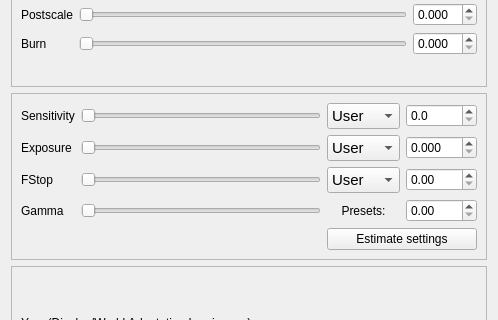
Old version of the form qtgui/tonemap.ui in the repository sungsoo/luxrender-lux; both pictures show x 0 to 498 and y 96 to 416 of the 498 by 544 pixel window.
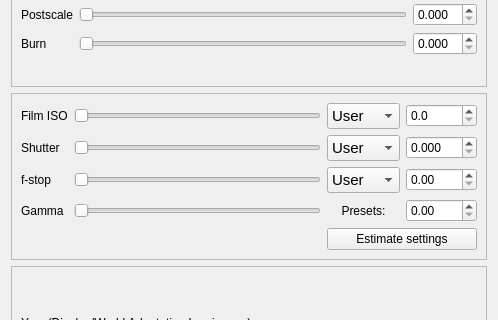
New version of the form.

Commit message: Changed Linear tonemapper labels to be more accurate. Updated CRF list to use the manufacturers names. Moved some log messages to the DEBUG section.

Diff of the .ui file:
```diff
--- a/qtgui/tonemap.ui
+++ b/qtgui/tonemap.ui
@@ -229,7 +229,7 @@
           <item row="0" column="0">
            <widget class="QLabel" name="label_sensitivity">
             <property name="text">
-             <string>Sensitivity</string>
+             <string>Film ISO</string>
             </property>
             <property name="buddy">
              <cstring>slider_prescale</cstring>
@@ -271,7 +271,7 @@
           <item row="1" column="0">
            <widget class="QLabel" name="label_exposure">
             <property name="text">
-             <string>Exposure</string>
+             <string>Shutter</string>
             </property>
             <property name="buddy">
              <cstring>slider_postscale</cstring>
@@ -316,7 +316,7 @@
           <item row="2" column="0">
            <widget class="QLabel" name="label_fstop">
             <property name="text">
-             <string>FStop</string>
+             <string>f-stop</string>
             </property>
             <property name="buddy">
              <cstring>slider_burn</cstring>
```
The commit also changes 6 other files.
